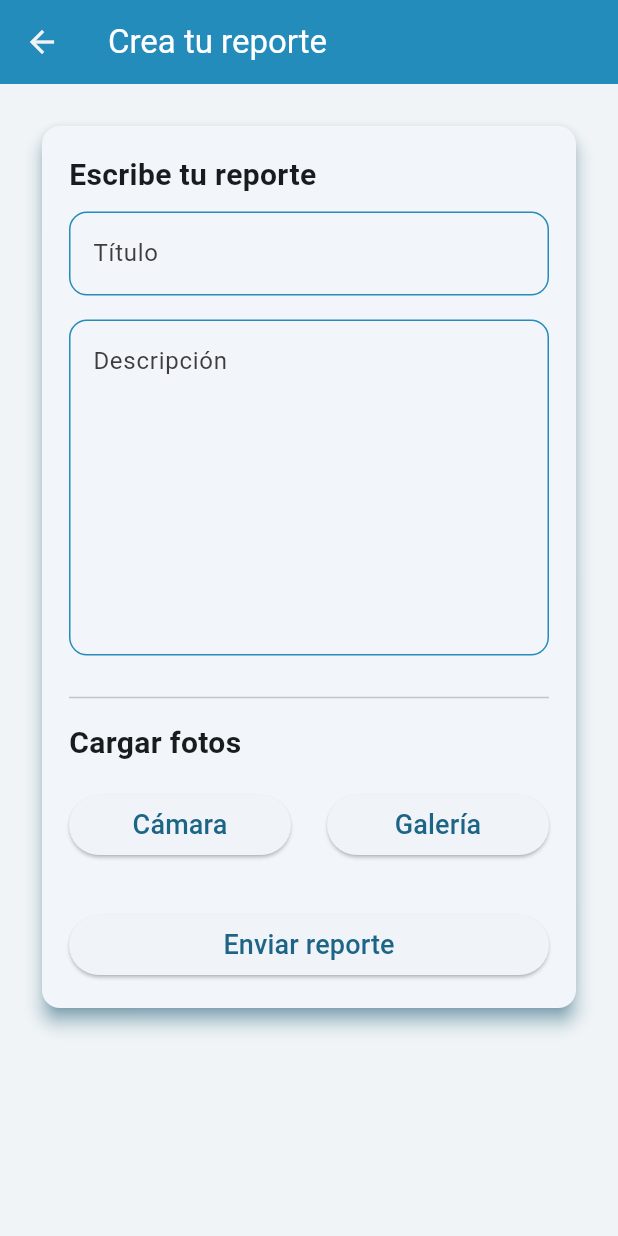
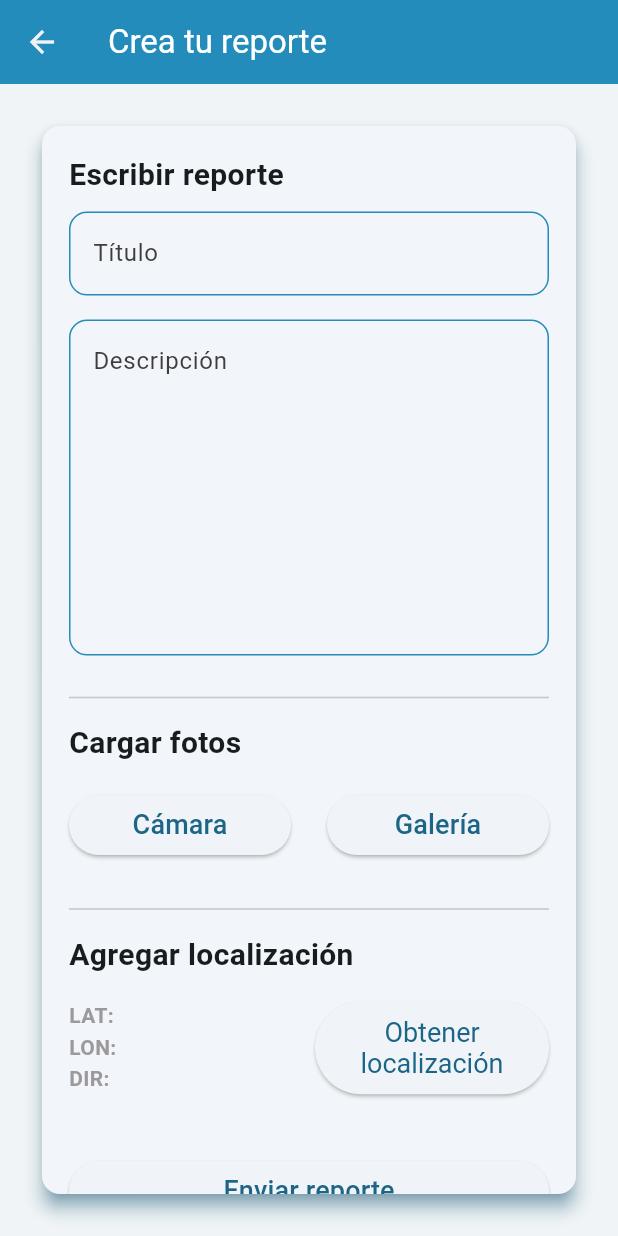
Before and after one commit to gomezmedinamoises/demo, a Flutter app: the CreateReportScreen screen opened by its route, on a phone screen of 412 x 824 dp. Run offline on Flutter 3.47's test engine with Material 3 defaults, Android fonts, the phone set to English and light mode, and no system bars; our stand-ins replace cloud_firestore, equatable, firebase_auth, firebase_core, firebase_storage, flutter_riverpod and 4 more; missing offline and left inert: firebase_ui_auth, firebase_ui_localizations; accounts and stored records are empty; statements that could not run were skipped.

Commit message:
minor changes

```diff
--- a/lib/presentation/providers.dart
+++ b/lib/presentation/providers.dart
@@ -1,6 +1,7 @@
 import 'dart:io';
 
 import 'package:cloud_firestore/cloud_firestore.dart';
+import 'package:demo/data/geolocation_repository.dart';
 import 'package:firebase_auth/firebase_auth.dart';
 import 'package:firebase_storage/firebase_storage.dart';
 import 'package:firebase_ui_auth/firebase_ui_auth.dart' as ui_auth;
@@ -40,3 +41,7 @@ final imagePickerProvider =
     StateNotifierProvider<ImagePickerNotifier, List<File>>((ref) {
   return ImagePickerNotifier();
 });
+
+final geolocationProvider = Provider<GeolocationRepository>((ref) {
+  return GeolocationRepository();
+});
--- a/lib/presentation/screens/create_report_screen.dart
+++ b/lib/presentation/screens/create_report_screen.dart
@@ -1,5 +1,6 @@
 import 'package:flutter/material.dart';
 import 'package:flutter_riverpod/flutter_riverpod.dart';
+import 'package:geolocator/geolocator.dart';
 import 'package:go_router/go_router.dart';
 import 'package:uuid/uuid.dart';
 
@@ -8,6 +9,7 @@ import '../../core/style/palette_colors.dart';
 import '../providers.dart';
 import '../widgets/load_photos_section.dart';
 
+// ignore: must_be_immutable
 class CreateReportScreen extends ConsumerWidget {
   CreateReportScreen({
     super.key,
@@ -25,6 +27,8 @@ class CreateReportScreen extends ConsumerWidget {
     final images = ref.watch(imagePickerProvider);
     final imageUrls =
         ref.read(imageRepositoryProvider).uploadImages(images, user!.uid);
+
+    final geolocationRepository = ref.read(geolocationProvider);
 
     return Scaffold(
       backgroundColor: PaletteColors.grey003,
@@ -51,7 +55,7 @@ class CreateReportScreen extends ConsumerWidget {
                   mainAxisAlignment: MainAxisAlignment.center,
                   children: [
                     const Text(
-                      'Escribe tu reporte',
+                      'Escribir reporte',
                       style: TextStyle(
                         fontSize: 20.0,
                         fontWeight: FontWeight.bold,
@@ -115,11 +119,123 @@ class CreateReportScreen extends ConsumerWidget {
                     // Load photo section
                     const LoadPhotosSection(),
 
+                    const SizedBox(height: 8),
+
+                    //GeoLocationSection(),
+                    const Divider(thickness: 1.0),
+                    const SizedBox(height: 8),
+
+                    const Text(
+                      'Agregar localización',
+                      style: TextStyle(
+                        fontSize: 20.0,
+                        fontWeight: FontWeight.bold,
+                      ),
+                    ),
                     const SizedBox(height: 16),
+                    Row(
+                      mainAxisAlignment: MainAxisAlignment.spaceEvenly,
+                      children: [
+                        Expanded(
+                          child: Column(
+                            children: [
+                              Row(
+                                mainAxisAlignment: MainAxisAlignment.start,
+                                crossAxisAlignment: CrossAxisAlignment.start,
+                                children: [
+                                  Text(
+                                    'LAT: ',
+                                    style: TextStyle(
+                                        fontWeight: FontWeight.bold,
+                                        color: PaletteColors.grey007),
+                                  ),
+                                  Expanded(
+                                      child: Text(
+                                    '',
+                                    softWrap: true,
+                                  ))
+                                ],
+                              ),
+                              Row(
+                                mainAxisAlignment: MainAxisAlignment.start,
+                                crossAxisAlignment: CrossAxisAlignment.start,
+                                children: [
+                                  Text(
+                                    'LON: ',
+                                    style: TextStyle(
+                                        fontWeight: FontWeight.bold,
+                                        color: PaletteColors.grey007),
+                                  ),
+                                  Expanded(
+                                      child: Text(
+                                    '',
+                                    softWrap: true,
+                                  ))
+                                ],
+                              ),
+                              Row(
+                                mainAxisAlignment: MainAxisAlignment.start,
+                                crossAxisAlignment: CrossAxisAlignment.start,
+                                children: [
+                                  Text(
+                                    'DIR: ',
+                                    style: TextStyle(
+                                        fontWeight: FontWeight.bold,
+                                        color: PaletteColors.grey007),
+                                  ),
+                                  Expanded(
+                                    child: Text(
+                                      '',
+                                      softWrap: true,
+                                    ),
+                                  )
+                                ],
+                              ),
+                            ],
+                          ),
+                        ),
+                        const SizedBox(width: 8),
+                        Expanded(
+                          child: ElevatedButton(
+                            style: ElevatedButton.styleFrom(
+                              padding: const EdgeInsets.symmetric(
+                                  horizontal: 20.0,
+                                  vertical: 10.0), // Aumenta el padding
+                              textStyle: const TextStyle(fontSize: 18.0),
+                            ).copyWith(alignment: Alignment.center),
+                            onPressed: () async {
+                              final currentPosition =
+                                  await geolocationRepository
+                                      .getCurrentLocation(context);
+
+                              geolocationRepository
+                                  .getAddressFromCoordinates(currentPosition);
+                            },
+                            child: const Text(
+                              'Obtener localización',
+                              textAlign: TextAlign.center,
+                              style: TextStyle(fontSize: 18.0),
+                            ),
+                          ),
+                        ),
+                      ],
+                    ),
+                    const SizedBox(height: 40),
 
                     ElevatedButton(
                       onPressed: () async {
                         try {
+                          showDialog(
+                            context: context,
+                            builder: (context) {
+                              return const Center(
+                                child: CircularProgressIndicator(
+                                  backgroundColor: PaletteColors.grey003,
+                                  color: PaletteColors.blue,
+                                ),
+                              );
+                            },
+                          );
                           var uuid = const Uuid();
                           reportRepository.createReport(
                             uuid.v4(),
@@ -129,6 +245,7 @@ class CreateReportScreen extends ConsumerWidget {
                             await imageUrls,
                           );
                           ref.read(imagePickerProvider.notifier).clearImages();
+                          Navigator.of(context).pop();
                           context.goNamed(AppRoute.home.name);
                         } catch (error) {
                           ScaffoldMessenger.of(context).showSnackBar(
--- a/lib/presentation/widgets/reports_section.dart
+++ b/lib/presentation/widgets/reports_section.dart
@@ -1,4 +1,5 @@
 import 'package:cloud_firestore/cloud_firestore.dart';
+import 'package:demo/presentation/widgets/geolocation_section.dart';
 import 'package:flutter/material.dart';
 import 'package:flutter_riverpod/flutter_riverpod.dart';
 import 'package:go_router/go_router.dart';
@@ -82,6 +83,8 @@ class ReportsSection extends ConsumerWidget {
         backgroundColor: PaletteColors.blue,
         onPressed: () {
           context.goNamed(AppRoute.createReport.name);
+          /*Navigator.of(context).push(
+              MaterialPageRoute(builder: (context) => GeoLocationSection()));*/
         },
         child: const Icon(
           Icons.add,
```
Also changed, not shown: lib/data/geolocation_repository.dart (added, +39 -0 lines), lib/presentation/widgets/geolocation_section.dart (added, +120 -0 lines).
